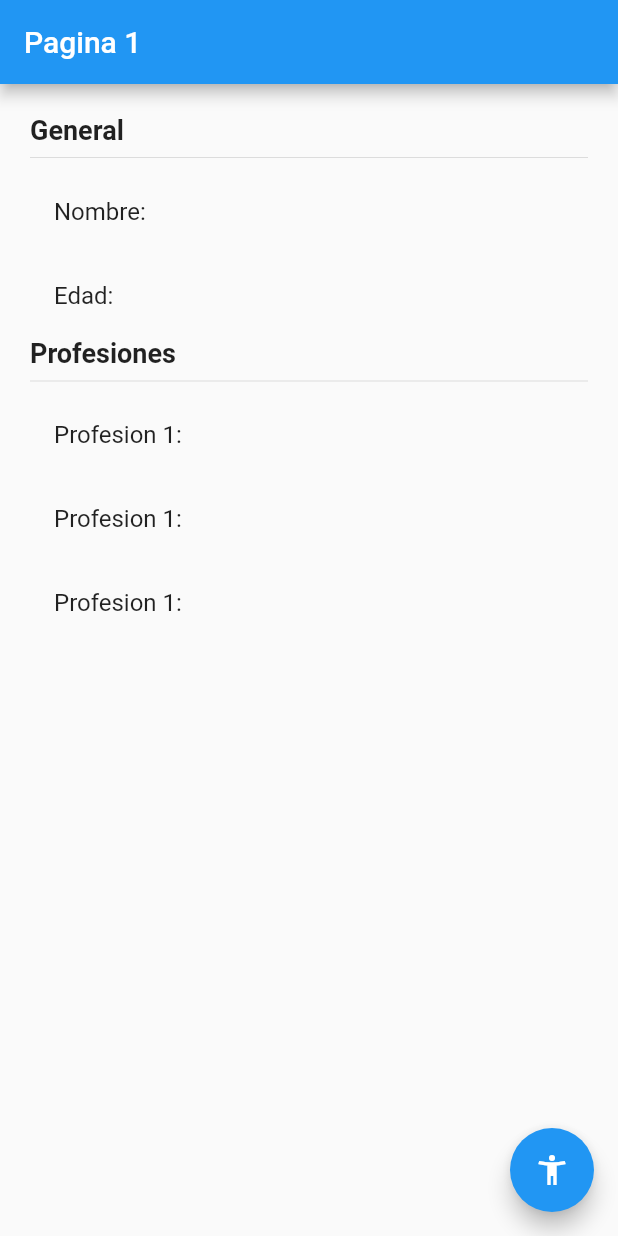
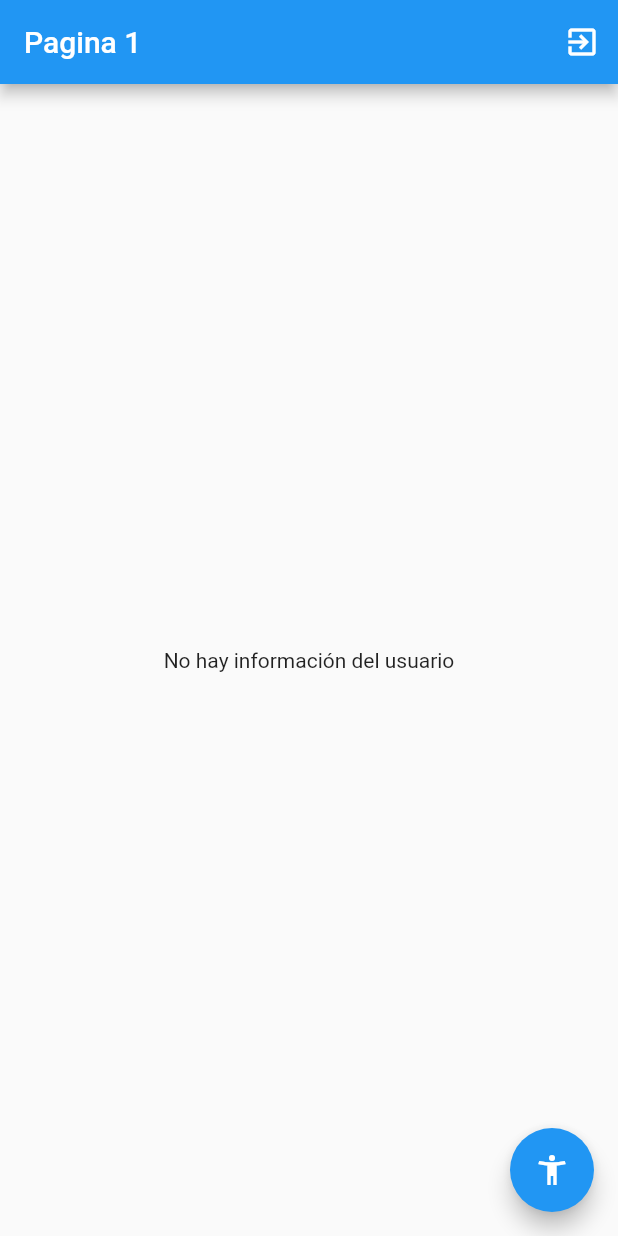
Before and after one commit to mikealvgar/flutter-manejadores-estado, a Flutter app: the screen it shows after launch, on a phone screen of 412 x 824 dp. Run offline on Flutter 3.47's test engine with Material 2 defaults, Android fonts, the phone set to English and light mode, and no system bars; our stand-ins replace flutter_bloc.

Commit message:
Rama cubit terminada

```diff
--- /dev/null
+++ b/lib/bloc/usuario/usuario_cubit.dart
@@ -0,0 +1,45 @@
+
+import 'package:flutter/material.dart';
+import 'package:flutter_bloc/flutter_bloc.dart';
+
+import '../../models/usuario.dart';
+
+part 'usuarios_state.dart';
+
+class UsuarioCubit extends Cubit<UsuarioState>{
+
+  UsuarioCubit() : super(UsuarioInit());
+
+  void seleccionarUsuario(Usuario usuario) {
+
+    emit(UsuarioActivo(usuario));
+
+  }
+
+  void cambiarEdad(int edad) {
+
+    final currentState = state;
+    if(currentState is UsuarioActivo){
+      final newUser = currentState.usuario.copyWith(edad: edad);
+      emit(UsuarioActivo(newUser));
+    }
+  }
+
+  void agregarProfesion(){
+
+    final currentState = state;
+    if(currentState is UsuarioActivo){
+      final newProfesiones = [
+        ...?currentState.usuario.profesiones,
+        'Prefesion: ${currentState.usuario.profesiones!.length + 1}'
+      ];
+      final newUser = currentState.usuario.copyWith(profesiones: newProfesiones);
+      emit(UsuarioActivo(newUser));
+    }
+  }
+
+  void borrarUsuario() {
+    emit(UsuarioInit());
+  }
+
+}
--- /dev/null
+++ b/lib/bloc/usuario/usuarios_state.dart
@@ -0,0 +1,20 @@
+
+part of 'usuario_cubit.dart';
+
+@immutable
+abstract class UsuarioState {}
+
+class UsuarioInit extends UsuarioState{
+
+  final existeUsuario = false;
+
+}
+
+class UsuarioActivo extends UsuarioState {
+
+  final existeUsuario = true;
+  final Usuario usuario;
+
+  UsuarioActivo(this.usuario);
+
+}
--- a/lib/main.dart
+++ b/lib/main.dart
@@ -1,13 +1,20 @@
 import 'package:counter_app/pages/page1_page.dart';
 import 'package:counter_app/pages/page2_page.dart';
 import 'package:flutter/material.dart';
+import 'package:flutter_bloc/flutter_bloc.dart';
+
+import 'bloc/usuario/usuario_cubit.dart';
 
 void main() => runApp(MyApp());
 
 class MyApp extends StatelessWidget {
   @override
   Widget build(BuildContext context) {
-    return MaterialApp(
+    return MultiBlocProvider(
+      providers: [
+        BlocProvider(create: (__) => UsuarioCubit()),
+      ],
+      child: MaterialApp(
         debugShowCheckedModeBanner: false,
         title: 'Material App',
         initialRoute: 'pagina1',
@@ -15,6 +22,7 @@ class MyApp extends StatelessWidget {
           'pagina1': (_) => Pagina1Page(),
           'pagina2': (_) => Pagina2Page()
         },
+      ),
     );
   }
 }
--- a/lib/models/usuario.dart
+++ b/lib/models/usuario.dart
@@ -1,9 +1,16 @@
 class Usuario {
 
-  String nombre;
-  int edad;
-  List<String> profesiones;
+  String? nombre;
+  int? edad;
+  List<String>? profesiones;
 
-  Usuario(this.nombre, this.edad, this.profesiones);
+  Usuario({this.nombre, this.edad, this.profesiones});
 
+   Usuario copyWith({String? nombre, int? edad, List<String>? profesiones}) {
+    return Usuario(
+      nombre: nombre ?? this.nombre,
+      edad: edad ?? this.edad,
+      profesiones: profesiones ?? this.profesiones
+    );
+  }
 }
--- a/lib/pages/page1_page.dart
+++ b/lib/pages/page1_page.dart
@@ -1,4 +1,7 @@
+import 'package:counter_app/bloc/usuario/usuario_cubit.dart';
+import 'package:counter_app/models/usuario.dart';
 import 'package:flutter/material.dart';
+import 'package:flutter_bloc/flutter_bloc.dart';
 
 class Pagina1Page extends StatelessWidget {
   const Pagina1Page({super.key});
@@ -7,9 +10,17 @@ class Pagina1Page extends StatelessWidget {
   Widget build(BuildContext context) {
     return Scaffold(
       appBar: AppBar(
+        actions: [
+          IconButton(
+            onPressed: (){
+              context.read<UsuarioCubit>().borrarUsuario();
+            },
+            icon: const Icon(Icons.exit_to_app)
+          )
+        ],
         title: const Text('Pagina 1'),
       ),
-      body: InformacionUsuario(),
+      body: const BodyScaffold(),
       floatingActionButton: FloatingActionButton(
         child: const Icon(Icons.accessibility_new),
         onPressed: () => Navigator.pushNamed(context, 'pagina2'),
@@ -18,7 +29,51 @@ class Pagina1Page extends StatelessWidget {
   }
 }
 
+class BodyScaffold extends StatelessWidget {
+  const BodyScaffold({
+    Key? key,
+  }) : super(key: key);
+
+  @override
+  Widget build(BuildContext context) {
+    return BlocBuilder<UsuarioCubit, UsuarioState>(
+      builder: (_, state) {
+
+        switch(state.runtimeType) {
+
+          case UsuarioInit:
+            return const Center(child: Text('No hay información del usuario'));
+          break;
+
+          case UsuarioActivo:
+            return InformacionUsuario((state as UsuarioActivo).usuario);
+          break;
+
+          default:
+            return const Center(
+            child: Text('Estado no reconocible'),
+          );
+
+        }
+       /*  if( state is UsuarioInit ){
+          return const Center(child: Text('No hay información del usuario'));
+        } else if(state is UsuarioActivo) {
+          return InformacionUsuario(state.usuario);
+        }else {
+          return const Center(
+            child: Text('Estado no reconocible'),
+          );
+        } */
+      },
+    );
+  }
+}
+
 class InformacionUsuario extends StatelessWidget {
+
+  final Usuario usuario;
+
+  const InformacionUsuario(this.usuario);
 
   @override
   Widget build(BuildContext context) {
@@ -29,17 +84,18 @@ class InformacionUsuario extends StatelessWidget {
       child: Column(
         crossAxisAlignment: CrossAxisAlignment.start,
         children: [
-          Text('General', style: TextStyle( fontSize: 18, fontWeight: FontWeight.bold),),
-          Divider(),
+          const Text('General', style: TextStyle( fontSize: 18, fontWeight: FontWeight.bold),),
+          const Divider(),
 
-          ListTile(title: Text('Nombre: ')),
-          ListTile(title: Text('Edad: ')),
+          ListTile(title: Text('Nombre: ${usuario.nombre} ')),
+          ListTile(title: Text('Edad: ${usuario.edad}')),
 
-          Text('Profesiones', style: TextStyle( fontSize: 18, fontWeight: FontWeight.bold),),
-          Divider(),
-          ListTile(title: Text('Profesion 1: ')),
-          ListTile(title: Text('Profesion 1: ')),
-          ListTile(title: Text('Profesion 1: ')),
+          const Text('Profesiones', style: TextStyle( fontSize: 18, fontWeight: FontWeight.bold),),
+          const Divider(),
+
+          ...?usuario.profesiones?.map(
+            (profesion) => ListTile(title: Text('Profesion 1: $profesion'))).toList(),
+
         ],
       ),
     );
--- a/pubspec.yaml
+++ b/pubspec.yaml
@@ -36,6 +36,7 @@ dependencies:
   # The following adds the Cupertino Icons font to your application.
   # Use with the CupertinoIcons class for iOS style icons.
   cupertino_icons: ^1.0.2
+  flutter_bloc: ^8.1.1
 
 dev_dependencies:
   flutter_test:
```
Also changed, not shown: lib/pages/page2_page.dart (+30 -6 lines), pubspec.lock. Lines whose indentation alone changed are shown as unchanged.
